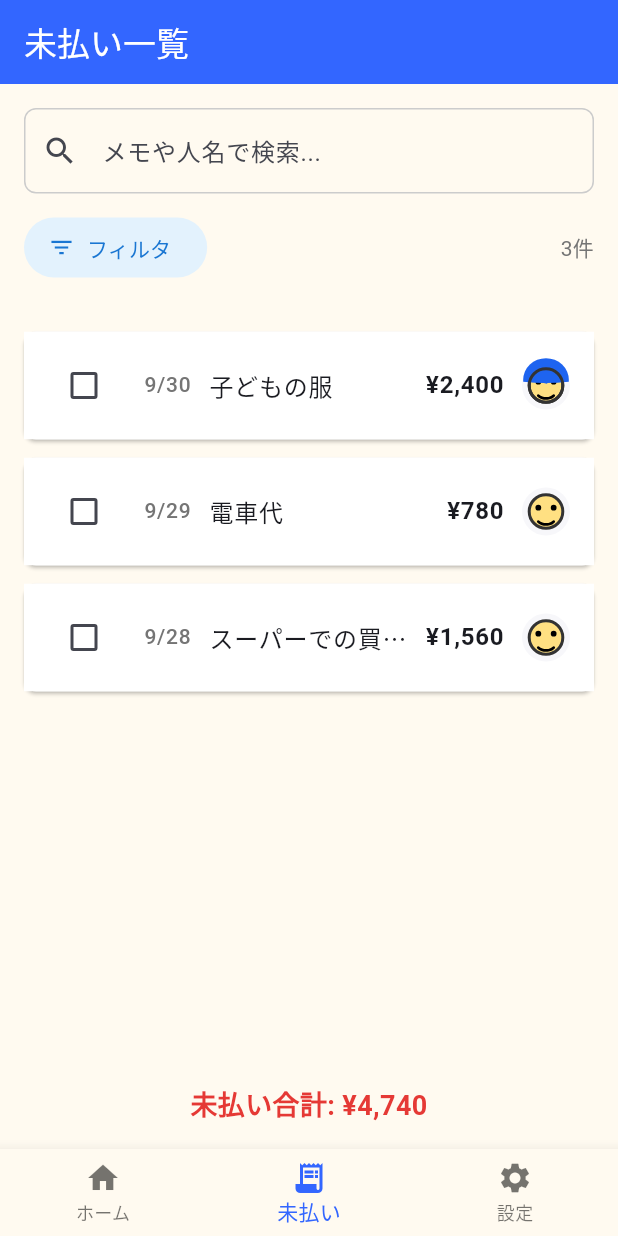
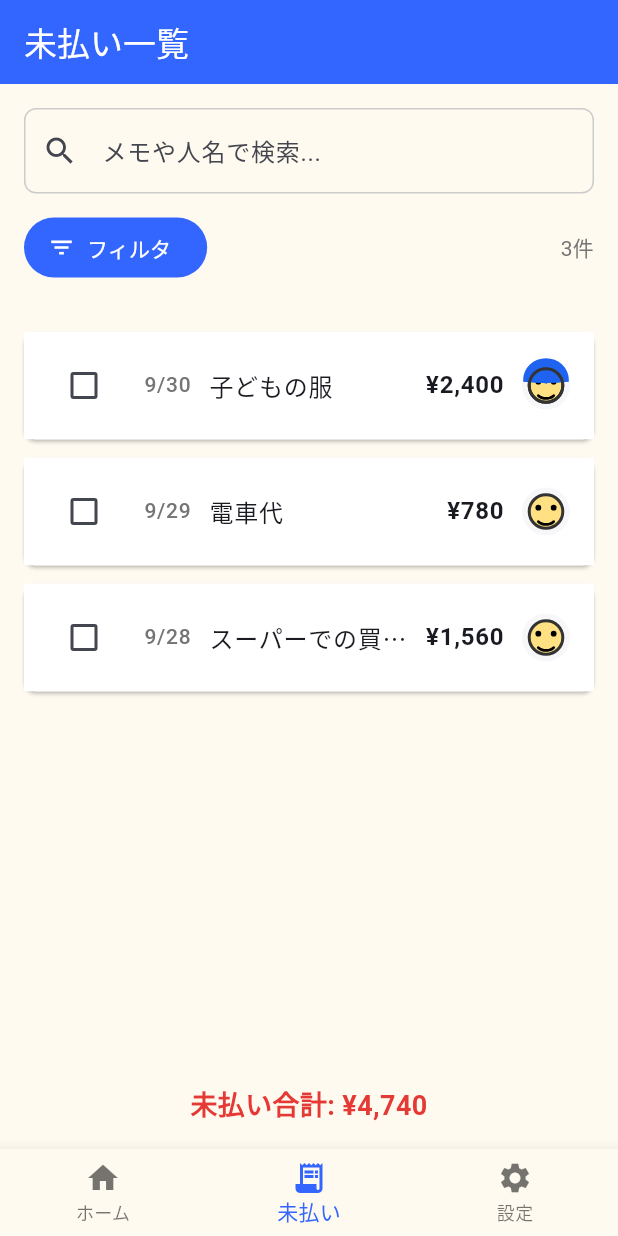
Before and after one commit to N-plus/PaymentCalendar, a Flutter app: the screen it shows after launch, item 2 of the bottom bar chosen, on a phone screen of 412 x 824 dp. Run offline on Flutter 3.47's test engine with Material 3 defaults, Android fonts, the phone set to English and light mode, and no system bars; our stand-ins replace flutter_local_notifications, flutter_riverpod, image_picker, timezone.

Commit message:
Update filter button color on unpaid screen

```diff
--- a/lib/screens/unpaid/unpaid_screen.dart
+++ b/lib/screens/unpaid/unpaid_screen.dart
@@ -109,8 +109,8 @@ class _UnpaidScreenState extends ConsumerState<UnpaidScreen> {
                       icon: const Icon(Icons.filter_list, size: 18),
                       label: const Text('フィルタ'),
                       style: ElevatedButton.styleFrom(
-                        backgroundColor: Colors.blue[50],
-                        foregroundColor: Colors.blue[700],
+                        backgroundColor: const Color(0xFF3366FF),
+                        foregroundColor: Colors.white,
                         elevation: 0,
                       ),
                     ),
```
